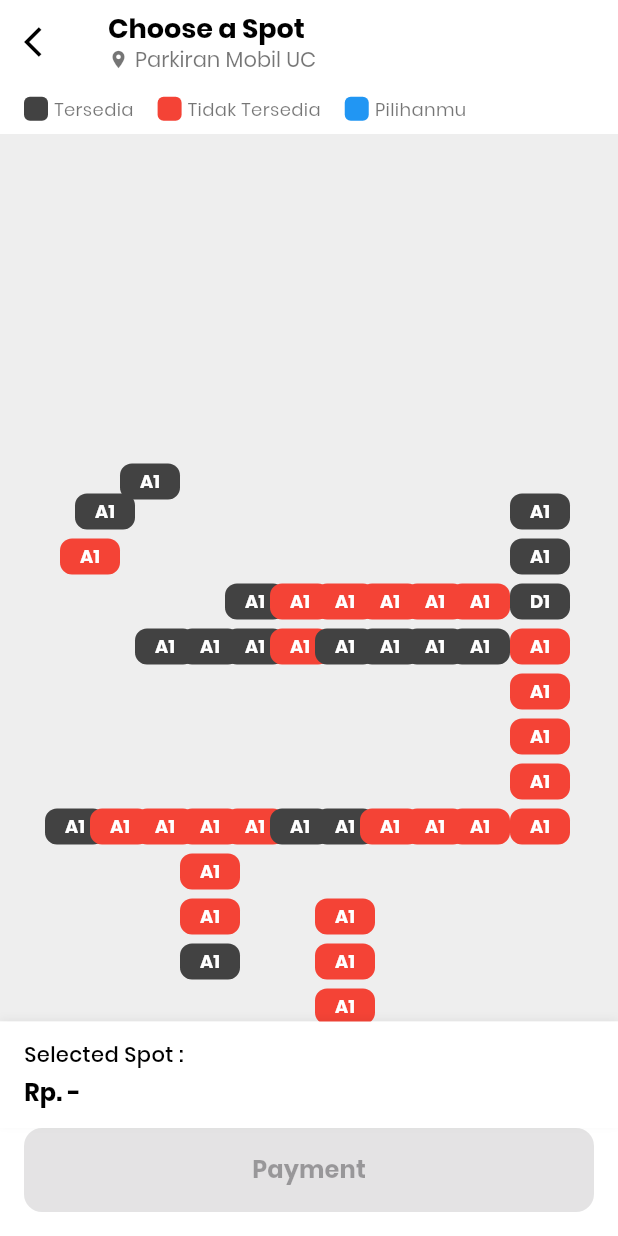
After one commit to Caprizziest/Parkikir, a Flutter app: the bookingparkir screen opened by its route, on a phone screen of 412 x 824 dp. The commit adds this screen. Run offline on Flutter 3.47's test engine with Material 3 defaults, Android fonts, the phone set to English and light mode, and no system bars; our stand-ins replace flutter_riverpod, go_router, image_picker, phosphor_flutter, sentry_flutter.

Commit message:
minor fixes

```diff
--- a/Frontend/frontend/lib/routing/router.dart
+++ b/Frontend/frontend/lib/routing/router.dart
@@ -1,5 +1,6 @@
 // app_routing.dart
 import 'package:flutter/material.dart';
+import 'package:frontend/view/bookingparkir_view.dart';
 import 'package:go_router/go_router.dart';
 import 'package:frontend/view/dashboard.dart';
 import 'package:frontend/view/report_view.dart';
@@ -32,6 +33,10 @@
       path: '/reportlist',
       builder: (context, state) => const ReportListView(),
     ),
+    GoRoute(
+      path: '/bookingparkir',
+      builder: (context, state) => const bookingparkir(),
+      ),
   ],
 
   // Error page
--- /dev/null
+++ b/Frontend/frontend/lib/view/bookingparkir_view.dart
@@ -0,0 +1,331 @@
+import 'package:flutter/material.dart';
+
+class bookingparkir extends StatefulWidget {
+  const bookingparkir({super.key});
+
+  @override
+  State<bookingparkir> createState() => _bookingparkirState();
+}
+
+class _bookingparkirState extends State<bookingparkir> {
+  String? selectedSpot;
+  final double spotPrice = 10000;
+
+  @override
+  Widget build(BuildContext context) {
+    return Scaffold(
+      backgroundColor: Colors.white,
+    appBar: AppBar(
+      backgroundColor: Colors.white,
+      elevation: 0,
+      leading: IconButton(
+        icon: const Icon(Icons.arrow_back_ios, color: Colors.black),
+        onPressed: () {
+          Navigator.of(context).pop(); // or use context.pop() if using GoRouter or similar
+        },
+      ),
+      title: const Column(
+        crossAxisAlignment: CrossAxisAlignment.start,
+        children: [
+          Text(
+            'Choose a Spot',
+            style: TextStyle(
+              color: Colors.black,
+              fontWeight: FontWeight.bold,
+              fontSize: 18,
+            ),
+          ),
+          Row(
+            children: [
+              Icon(Icons.location_on, size: 14, color: Colors.black54),
+              SizedBox(width: 4),
+              Text(
+                'Parkiran Mobil UC',
+                style: TextStyle(
+                  color: Colors.black54,
+                  fontSize: 14,
+                ),
+              ),
+            ],
+          ),
+        ],
+      ),
+    ),
+
+      body: Column(
+        children: [
+          // Legend
+          Padding(
+            padding: const EdgeInsets.symmetric(horizontal: 16.0, vertical: 8.0),
+            child: Row(
+              children: [
+                _buildLegendItem(Colors.grey.shade800, 'Tersedia'),
+                const SizedBox(width: 16),
+                _buildLegendItem(Colors.red, 'Tidak Tersedia'),
+                const SizedBox(width: 16),
+                _buildLegendItem(Colors.blue, 'Pilihanmu'),
+              ],
+            ),
+          ),
+
+          // Parking Map
+          Expanded(
+            child: InteractiveParkingMap(
+              onSpotSelected: (spot) {
+                setState(() {
+                  if (selectedSpot == spot) {
+                    selectedSpot = null;
+                  } else {
+                    selectedSpot = spot;
+                  }
+                });
+              },
+              selectedSpot: selectedSpot,
+            ),
+          ),
+
+          // Selected Spot Info
+          Container(
+            width: double.infinity,
+            padding: const EdgeInsets.symmetric(horizontal: 16.0, vertical: 12.0),
+            decoration: BoxDecoration(
+              color: Colors.white,
+              boxShadow: [
+                BoxShadow(
+                  color: Colors.black.withOpacity(0.05),
+                  blurRadius: 4,
+                  offset: const Offset(0, -2),
+                ),
+              ],
+            ),
+            child: Column(
+              crossAxisAlignment: CrossAxisAlignment.start,
+              children: [
+                const Text(
+                  'Selected Spot :',
+                  style: TextStyle(
+                    color: Colors.black,
+                    fontWeight: FontWeight.w500,
+                  ),
+                ),
+                const SizedBox(height: 4),
+                Text(
+                  selectedSpot != null ? 'Rp. ${spotPrice.toStringAsFixed(0)}' : 'Rp. -',
+                  style: TextStyle(
+                    color: Colors.black,
+                    fontWeight: FontWeight.bold,
+                    fontSize: selectedSpot != null ? 20 : 16,
+                  ),
+                ),
+              ],
+            ),
+          ),
+
+          // Payment Button
+          Container(
+            width: double.infinity,
+            height: 56,
+            margin: const EdgeInsets.only(bottom: 16),
+            padding: const EdgeInsets.symmetric(horizontal: 16.0),
+            child: ElevatedButton(
+              onPressed: selectedSpot != null ? () {} : null,
+              style: ElevatedButton.styleFrom(
+                backgroundColor: selectedSpot != null ? Colors.blue : Colors.grey.shade300,
+                foregroundColor: Colors.white,
+                elevation: 0,
+                shape: RoundedRectangleBorder(
+                  borderRadius: BorderRadius.circular(12),
+                ),
+              ),
+              child: const Text(
+                'Payment',
+                style: TextStyle(
+                  fontSize: 16,
+                  fontWeight: FontWeight.bold,
+                ),
+              ),
+            ),
+          ),
+        ],
+      ),
+    );
+  }
+
+  Widget _buildLegendItem(Color color, String label) {
+    return Row(
+      children: [
+        Container(
+          width: 16,
+          height: 16,
+          decoration: BoxDecoration(
+            color: color,
+            borderRadius: BorderRadius.circular(4),
+          ),
+        ),
+        const SizedBox(width: 4),
+        Text(
+          label,
+          style: const TextStyle(
+            fontSize: 12,
+            color: Colors.black54,
+          ),
+        ),
+      ],
+    );
+  }
+}
+
+class InteractiveParkingMap extends StatefulWidget {
+  final Function(String) onSpotSelected;
+  final String? selectedSpot;
+
+  const InteractiveParkingMap({
+    super.key,
+    required this.onSpotSelected,
+    this.selectedSpot,
+  });
+
+  @override
+  State<InteractiveParkingMap> createState() => _InteractiveParkingMapState();
+}
+
+class _InteractiveParkingMapState extends State<InteractiveParkingMap> {
+  final TransformationController _transformationController = TransformationController();
+
+  // Define parking spots with their status
+  // 0 = available, 1 = unavailable, 2 = selected
+  final Map<String, List<ParkingSpot>> parkingData = {
+    'topLeft': [
+      ParkingSpot('A1', 0, const Offset(50, 240)),
+      ParkingSpot('A1', 0, const Offset(80, 220)),
+      ParkingSpot('A1', 1, const Offset(40, 270)),
+    ],
+    'topRight': [
+      ParkingSpot('A1', 0, const Offset(340, 240)),
+      ParkingSpot('A1', 0, const Offset(340, 270)),
+      ParkingSpot('D1', 0, const Offset(340, 300)),
+      ParkingSpot('A1', 1, const Offset(340, 330)),
+      ParkingSpot('A1', 1, const Offset(340, 360)),
+      ParkingSpot('A1', 1, const Offset(340, 390)),
+      ParkingSpot('A1', 1, const Offset(340, 420)),
+      ParkingSpot('A1', 1, const Offset(340, 450)),
+    ],
+    'middleTop': [
+      ParkingSpot('A1', 0, const Offset(150, 300)),
+      ParkingSpot('A1', 1, const Offset(180, 300)),
+      ParkingSpot('A1', 1, const Offset(210, 300)),
+      ParkingSpot('A1', 1, const Offset(240, 300)),
+      ParkingSpot('A1', 1, const Offset(270, 300)),
+      ParkingSpot('A1', 1, const Offset(300, 300)),
+    ],
+    'middleRow': [
+      ParkingSpot('A1', 0, const Offset(90, 330)),
+      ParkingSpot('A1', 0, const Offset(120, 330)),
+      ParkingSpot('A1', 0, const Offset(150, 330)),
+      ParkingSpot('A1', 1, const Offset(180, 330)),
+      ParkingSpot('A1', 0, const Offset(210, 330)),
+      ParkingSpot('A1', 0, const Offset(240, 330)),
+      ParkingSpot('A1', 0, const Offset(270, 330)),
+      ParkingSpot('A1', 0, const Offset(300, 330)),
+    ],
+    'bottomRow': [
+      ParkingSpot('A1', 0, const Offset(30, 450)),
+      ParkingSpot('A1', 1, const Offset(60, 450)),
+      ParkingSpot('A1', 1, const Offset(90, 450)),
+      ParkingSpot('A1', 1, const Offset(120, 450)),
+      ParkingSpot('A1', 1, const Offset(150, 450)),
+      ParkingSpot('A1', 0, const Offset(180, 450)),
+      ParkingSpot('A1', 0, const Offset(210, 450)),
+      ParkingSpot('A1', 1, const Offset(240, 450)),
+      ParkingSpot('A1', 1, const Offset(270, 450)),
+      ParkingSpot('A1', 1, const Offset(300, 450)),
+    ],
+    'bottomLeft': [
+      ParkingSpot('A1', 1, const Offset(120, 480)),
+      ParkingSpot('A1', 1, const Offset(120, 510)),
+      ParkingSpot('A1', 0, const Offset(120, 540)),
+    ],
+    'bottomRight': [
+      ParkingSpot('A1', 1, const Offset(210, 510)),
+      ParkingSpot('A1', 1, const Offset(210, 540)),
+      ParkingSpot('A1', 1, const Offset(210, 570)),
+      ParkingSpot('A1', 1, const Offset(210, 600)),
+    ],
+  };
+
+  @override
+  Widget build(BuildContext context) {
+    return InteractiveViewer(
+      transformationController: _transformationController,
+      minScale: 0.5,
+      maxScale: 2.5,
+      boundaryMargin: const EdgeInsets.all(double.infinity),
+      child: Stack(
+        children: [
+          // Background map
+          Container(
+            width: double.infinity,
+            height: double.infinity,
+            color: Colors.grey.shade200,
+          ),
+
+          // Draw all parking spots
+          ...parkingData.entries.expand((entry) {
+            return entry.value.map((spot) {
+              // Check if this spot is the selected one
+              bool isSelected = widget.selectedSpot == spot.id;
+
+              // Determine spot color based on status and selection
+              Color spotColor;
+              if (isSelected) {
+                spotColor = Colors.blue;
+              } else if (spot.status == 0) {
+                spotColor = Colors.grey.shade800;
+              } else {
+                spotColor = Colors.red;
+              }
+
+              return Positioned(
+                left: spot.position.dx,
+                top: spot.position.dy,
+                child: GestureDetector(
+                  onTap: () {
+                    if (spot.status == 0 || isSelected) {
+                      widget.onSpotSelected(spot.id);
+                    }
+                  },
+                  child: Container(
+                    width: 40,
+                    height: 24,
+                    decoration: BoxDecoration(
+                      color: spotColor,
+                      borderRadius: BorderRadius.circular(8),
+                    ),
+                    child: Center(
+                      child: Text(
+                        spot.id,
+                        style: const TextStyle(
+                          color: Colors.white,
+                          fontSize: 12,
+                          fontWeight: FontWeight.bold,
+                        ),
+                      ),
+                    ),
+                  ),
+                ),
+              );
+            });
+          }).toList(),
+        ],
+      ),
+    );
+  }
+}
+
+class ParkingSpot {
+  final String id;
+  final int status; // 0 = available, 1 = unavailable
+  final Offset position;
+
+  ParkingSpot(this.id, this.status, this.position);
+}
--- a/Frontend/frontend/lib/view/dashboard.dart
+++ b/Frontend/frontend/lib/view/dashboard.dart
@@ -195,7 +195,9 @@
                                   ),
                                 ),
                                 const SizedBox(height: 16),
-                                Container(
+                                GestureDetector(
+                                  onTap: () => context.go('/bookingparkir'),
+                                  child: Container(
                                     width: double.infinity,
                                     height: 50,
                                     decoration: BoxDecoration(
@@ -204,13 +206,9 @@
                                     ),
                                     child: Row(
                                       mainAxisAlignment: MainAxisAlignment.center,
-                                    children: [
-                                      Icon(
-                                        Icons.search,
-                                        color: Colors.white,
-                                        size: 20,
-                                      ),
-                                      const SizedBox(width: 8),
+                                      children: const [
+                                        Icon(Icons.search, color: Colors.white, size: 20),
+                                        SizedBox(width: 8),
                                         Text(
                                           'Check Available Spot',
                                           style: TextStyle(
@@ -219,13 +217,10 @@
                                             fontWeight: FontWeight.w500,
                                           ),
                                         ),
-                                      const SizedBox(width: 8),
-                                      Icon(
-                                        Icons.chevron_right,
-                                        color: Colors.white,
-                                        size: 20,
+                                        SizedBox(width: 8),
+                                        Icon(Icons.chevron_right, color: Colors.white, size: 20),
+                                      ],
                                     ),
-                                    ],
                                   ),
                                 ),
                               ],
@@ -258,15 +253,13 @@
                                       ],
                                     ),
                                     child: Column(
-                                      mainAxisAlignment:
-                                          MainAxisAlignment.center,
+                                      mainAxisAlignment: MainAxisAlignment.center,
                                       children: [
                                         Container(
                                           padding: const EdgeInsets.all(8.0),
                                           decoration: BoxDecoration(
                                             color: const Color(0xFFE6F7ED),
-                                            borderRadius:
-                                                BorderRadius.circular(8.0),
+                                            borderRadius: BorderRadius.circular(8.0),
                                           ),
                                           child: Icon(
                                             Icons.warning_amber_rounded,
@@ -280,8 +273,7 @@
                                           style: TextStyle(
                                             fontSize: 14,
                                             fontWeight: FontWeight.w500,
-                                            color:
-                                                Colors.black.withOpacity(0.8),
+                                            color: Colors.black.withOpacity(0.8),
                                           ),
                                           textAlign: TextAlign.center,
                                         ),
@@ -294,8 +286,7 @@
                               Expanded(
                                 child: GestureDetector(
                                   onTap: () {
-                                    context.push(
-                                        '/reportlist'); // Navigasi ke halaman /reportlist
+                                    context.push('/reportlist'); // Navigasi ke halaman /reportlist
                                   },
                                   child: Container(
                                     height: 120,
@@ -312,15 +303,13 @@
                                       ],
                                     ),
                                     child: Column(
-                                      mainAxisAlignment:
-                                          MainAxisAlignment.center,
+                                      mainAxisAlignment: MainAxisAlignment.center,
                                       children: [
                                         Container(
                                           padding: const EdgeInsets.all(8.0),
                                           decoration: BoxDecoration(
                                             color: const Color(0xFFE6F7ED),
-                                            borderRadius:
-                                                BorderRadius.circular(8.0),
+                                            borderRadius: BorderRadius.circular(8.0),
                                           ),
                                           child: const Icon(
                                             Icons.assignment_outlined,
@@ -334,8 +323,7 @@
                                           style: TextStyle(
                                             fontSize: 14,
                                             fontWeight: FontWeight.w500,
-                                            color:
-                                                Colors.black.withOpacity(0.8),
+                                            color: Colors.black.withOpacity(0.8),
                                           ),
                                           textAlign: TextAlign.center,
                                         ),
@@ -439,7 +427,6 @@
   }
 }
 
-
 class BackgroundPatternPainter extends CustomPainter {
   @override
   void paint(Canvas canvas, Size size) {
```
Lines whose indentation alone changed are shown as unchanged.
